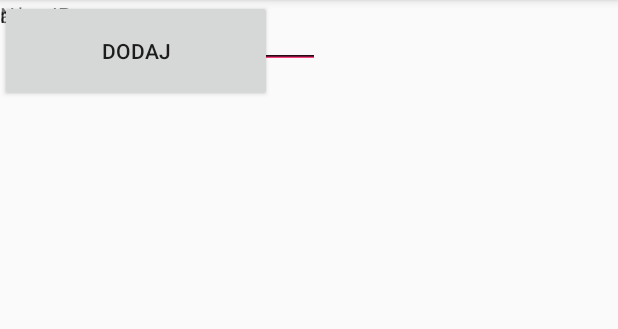
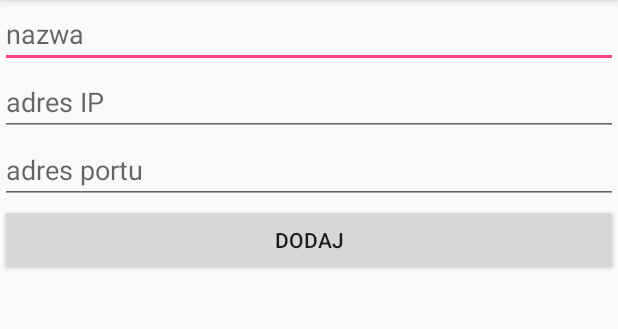
Before and after one commit to jedrzejkozal/Komunikator_platformy, an Android app: the AddPersonActivity screen opened directly, with no data from a screen before it, on a phone screen of 412 x 824 dp, the part 84-413 px from its top. Run offline under Robolectric (Android 15) with nearby library versions, the phone set to English and light mode, and no system bars.

Commit message:
Change add person view

```diff
--- a/app/src/main/res/layout/activity_add_person.xml
+++ b/app/src/main/res/layout/activity_add_person.xml
@@ -1,72 +1,43 @@
 <?xml version="1.0" encoding="utf-8"?>
-<android.support.constraint.ConstraintLayout xmlns:android="http://schemas.android.com/apk/res/android"
-    xmlns:app="http://schemas.android.com/apk/res-auto"
+<LinearLayout xmlns:android="http://schemas.android.com/apk/res/android"
     xmlns:tools="http://schemas.android.com/tools"
-    android:id="@+id/db1_add_person"
-    android:layout_width="match_parent"
+    android:orientation="vertical" android:layout_width="match_parent"
     android:layout_height="match_parent"
-    tools:context="com.example.jedrzej.komunikator_platformy.MainActivity"
-    android:orientation="vertical" >
-
-    <Button
-        android:id="@+id/button"
-        android:layout_width="181dp"
-        android:layout_height="68dp"
-        android:text="Dodaj"
-        tools:layout_editor_absoluteX="102dp"
-        tools:layout_editor_absoluteY="427dp" />
-
-    <TextView
-        android:id="@+id/textView"
-        android:layout_width="wrap_content"
-        android:layout_height="wrap_content"
-        android:text="Nazwa"
-        tools:layout_editor_absoluteX="63dp"
-        tools:layout_editor_absoluteY="36dp" />
-
-    <TextView
-        android:id="@+id/textView2"
-        android:layout_width="wrap_content"
-        android:layout_height="wrap_content"
-        android:text="adresIP"
-        tools:layout_editor_absoluteX="63dp"
-        tools:layout_editor_absoluteY="113dp" />
-
-    <TextView
-        android:id="@+id/textView3"
-        android:layout_width="wrap_content"
-        android:layout_height="wrap_content"
-        android:text="numer portu"
-        tools:layout_editor_absoluteX="63dp"
-        tools:layout_editor_absoluteY="194dp" />
+    android:weightSum="1">
 
     <EditText
         android:id="@+id/editText"
-        android:layout_width="wrap_content"
+        style="@style/Widget.AppCompat.EditText"
+        android:layout_width="match_parent"
         android:layout_height="wrap_content"
         android:ems="10"
         android:inputType="textPersonName"
         android:text=""
-        tools:layout_editor_absoluteY="25dp"
-        tools:layout_editor_absoluteX="153dp" />
+        android:hint="nazwa" />
 
     <EditText
         android:id="@+id/editText2"
-        android:layout_width="wrap_content"
+        android:layout_width="match_parent"
         android:layout_height="wrap_content"
         android:ems="10"
         android:inputType="textPersonName"
         android:text=""
-        tools:layout_editor_absoluteX="153dp"
-        tools:layout_editor_absoluteY="101dp" />
+        android:hint="adres IP" />
 
     <EditText
         android:id="@+id/editText3"
-        android:layout_width="wrap_content"
+        style="@style/Widget.AppCompat.EditText"
+        android:layout_width="match_parent"
         android:layout_height="wrap_content"
         android:ems="10"
         android:inputType="textPersonName"
         android:text=""
-        tools:layout_editor_absoluteX="153dp"
-        tools:layout_editor_absoluteY="180dp" />
-</android.support.constraint.ConstraintLayout>
+        android:hint="adres portu" />
+
+    <Button
+        android:id="@+id/button2"
+        android:layout_width="match_parent"
+        android:layout_height="wrap_content"
+        android:text="Dodaj" />
+
+</LinearLayout>
```
Also changed, not shown: 2 other files.
